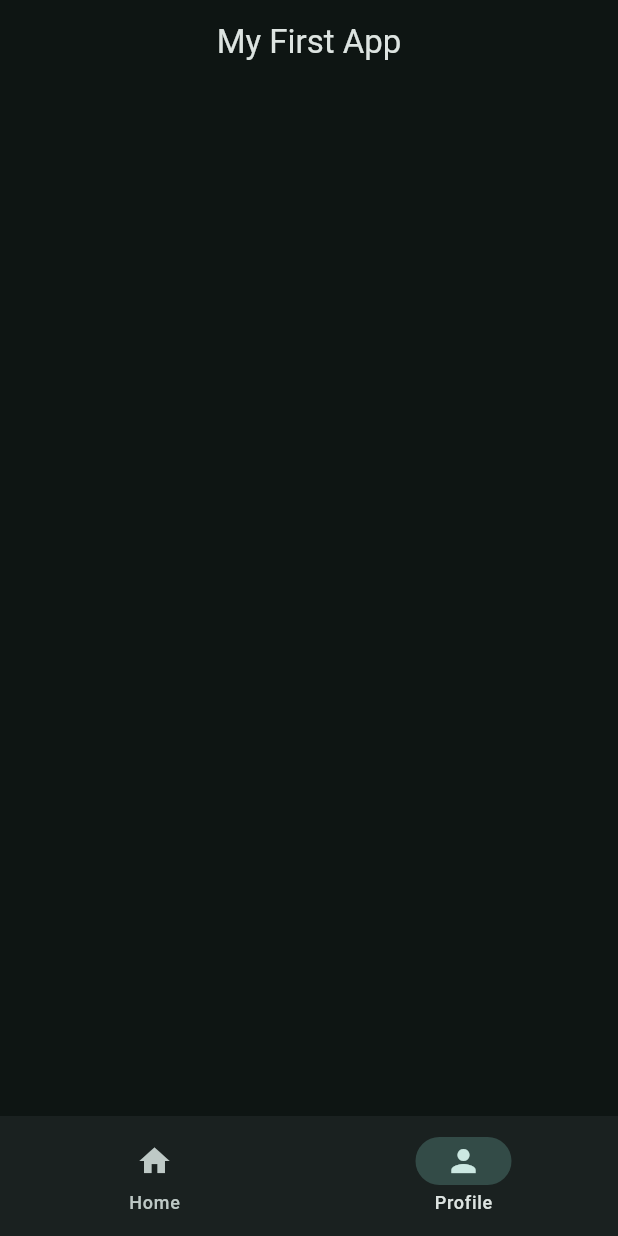
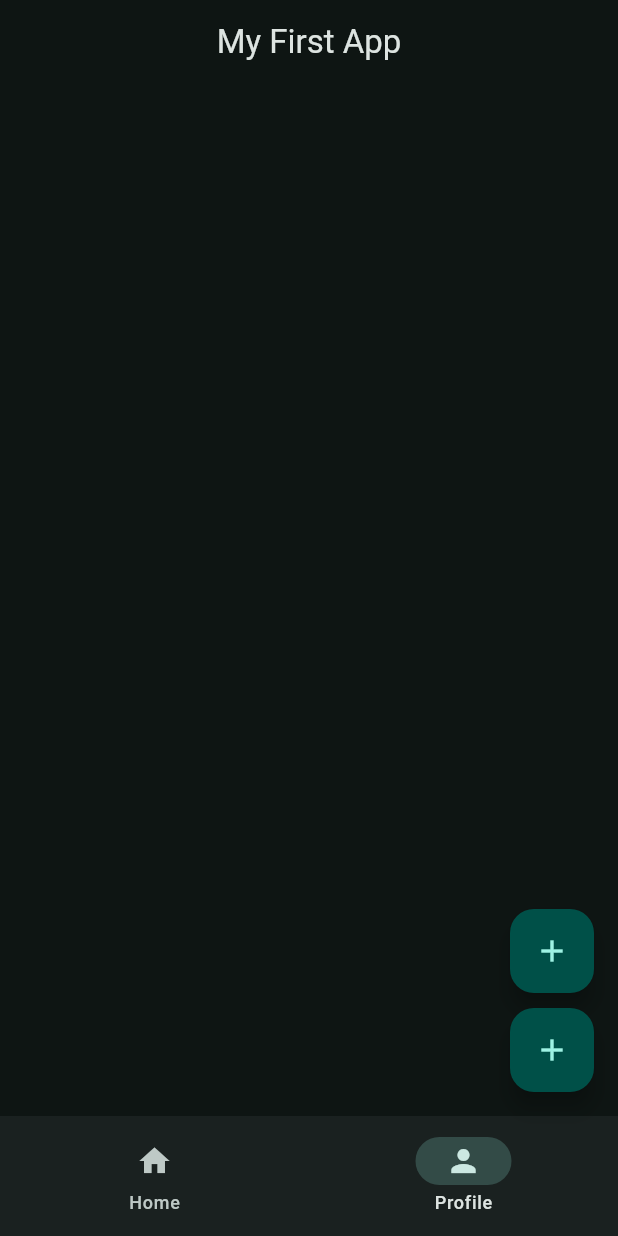
Before and after one commit to MaNaS0708/flutter_practices, a Flutter app: the screen it shows after launch, on a phone screen of 412 x 824 dp. Run offline on Flutter 3.47's test engine with Material 3 defaults, Android fonts, the phone set to English and light mode, and no system bars.

Commit message:
floating action buttons

```diff
--- a/lib/main.dart
+++ b/lib/main.dart
@@ -28,6 +28,32 @@ class MyApp extends StatelessWidget {
           title: Text("My First App"),
           centerTitle: true,
         ),
+        floatingActionButton: Column(
+          mainAxisSize: MainAxisSize.min,
+          children: [
+            FloatingActionButton(
+              onPressed: () {
+
+              },
+              child:
+              Icon(
+                Icons.add
+              ),
+            ),
+            SizedBox(
+              height: 10.0,
+            ),
+            FloatingActionButton(
+              onPressed: () {
+
+              },
+              child:
+              Icon(
+                  Icons.add
+              ),
+            ),
+          ],
+        ),
         bottomNavigationBar: NavigationBar(
           destinations: [
             NavigationDestination(
```
